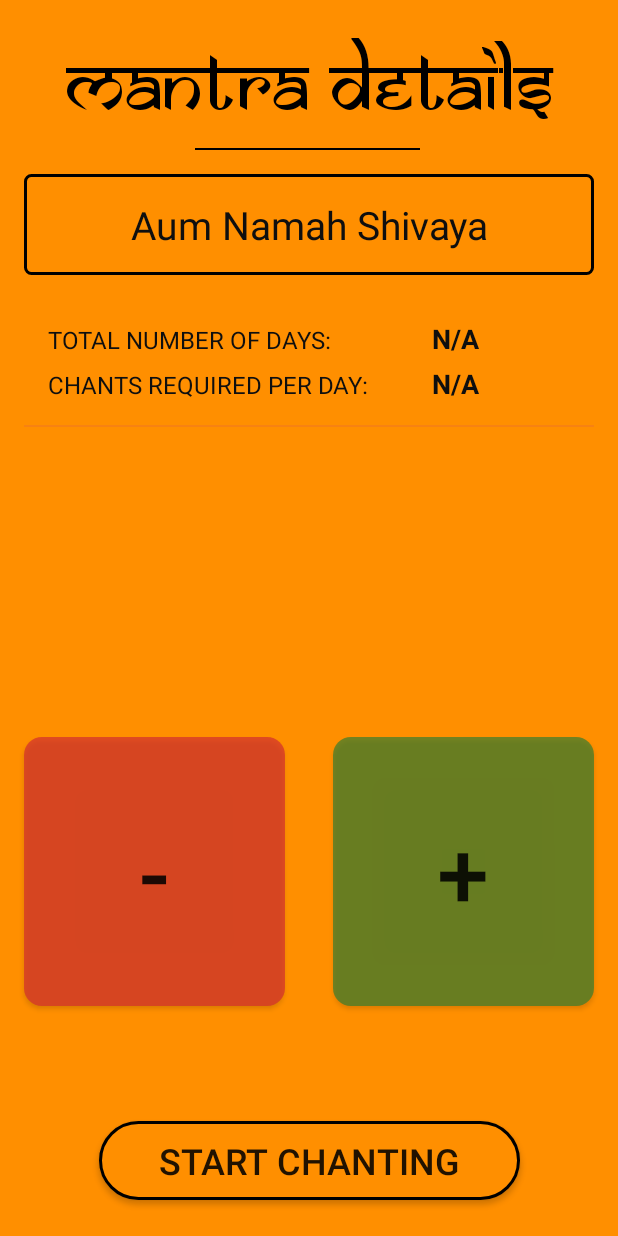
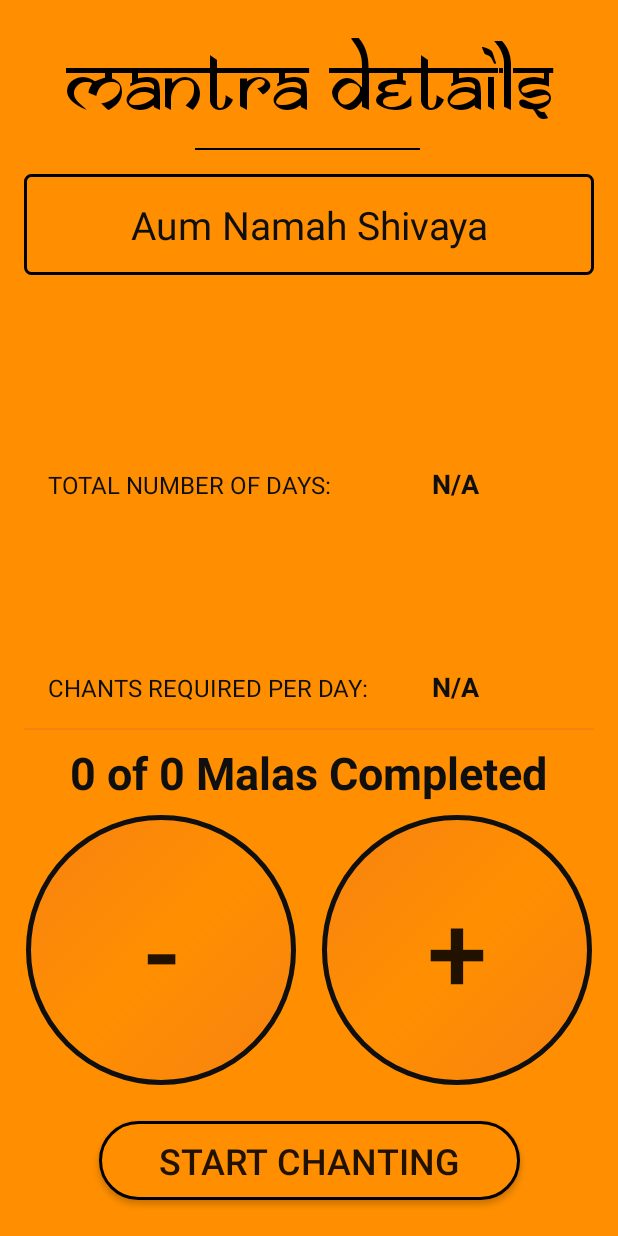
Before and after one commit to AtriTripathi/Chants-Journal, an Android app: the MantraDetailsActivity screen opened directly, with no data from a screen before it, on a phone screen of 412 x 824 dp. Run offline under Robolectric (Android 15) with nearby library versions, the phone set to English and light mode, and no system bars; our stand-ins replace Room's generated code; libraries missing offline, so code that uses them is left out: com.thekhaeng.pushdownanim; 5 statements that could not run were skipped.

Commit message:
Add action buttons

```diff
--- a/app/build.gradle
+++ b/app/build.gradle
@@ -39,4 +39,8 @@ dependencies {
     annotationProcessor "android.arch.lifecycle:compiler:1.1.1"
 
     implementation 'com.android.support:design:28.0.0-rc02'
+
+    implementation( 'com.github.thekhaeng:pushdown-anim-click:1.1.1' ){
+        exclude group: 'com.android.support'
+    }
 }
--- a/app/src/main/java/com/atritripathi/chantsjournal/MainActivity.java
+++ b/app/src/main/java/com/atritripathi/chantsjournal/MainActivity.java
@@ -83,8 +83,8 @@ public class MainActivity extends AppCompatActivity {
                     String startDate = data.getStringExtra("start_date");
                     String endDate = data.getStringExtra("end_date");
                     String notes = data.getStringExtra("notes");
-                    String totalDays = data.getStringExtra("total_days");
-                    String chantsPerDay = data.getStringExtra("chants_per_day");
+                    int totalDays = data.getIntExtra("total_days", 1);
+                    int chantsPerDay = data.getIntExtra("chants_per_day", 1);
 
                     Mantra mantra = new Mantra(mantraName, malasCount, startDate, endDate, notes, totalDays, chantsPerDay);
                     mMantraViewModel.insert(mantra);
--- a/app/src/main/java/com/atritripathi/chantsjournal/Mantra.java
+++ b/app/src/main/java/com/atritripathi/chantsjournal/Mantra.java
@@ -8,7 +8,7 @@ import android.arch.persistence.room.PrimaryKey;
 public class Mantra {
 
     // Constructor
-    public Mantra(String mantraName, String malasCount, String startDate, String endDate, String notes, String totalDays, String chantsPerDay) {
+    public Mantra(String mantraName, String malasCount, String startDate, String endDate, String notes, int totalDays, int chantsPerDay) {
         this.mantraName = mantraName;
         this.malasCount = malasCount;
         this.startDate = startDate;
@@ -40,10 +40,10 @@ public class Mantra {
     private String notes;
 
     @ColumnInfo(name = "total_days")
-    private String totalDays;
+    private int totalDays;
 
     @ColumnInfo(name = "chants_per_day")
-    private String chantsPerDay;
+    private int chantsPerDay;
 
 
     // Getters & Setters
@@ -95,19 +95,19 @@ public class Mantra {
         this.notes = notes;
     }
 
-    public String getTotalDays() {
+    public int getTotalDays() {
         return totalDays;
     }
 
-    public void setTotalDays(String totalDays) {
+    public void setTotalDays(int totalDays) {
         this.totalDays = totalDays;
     }
 
-    public String getChantsPerDay() {
+    public int getChantsPerDay() {
         return chantsPerDay;
     }
 
-    public void setChantsPerDay(String chantsPerDay) {
+    public void setChantsPerDay(int chantsPerDay) {
         this.chantsPerDay = chantsPerDay;
     }
 
--- a/app/src/main/java/com/atritripathi/chantsjournal/MantraDatabase.java
+++ b/app/src/main/java/com/atritripathi/chantsjournal/MantraDatabase.java
@@ -5,7 +5,7 @@ import android.arch.persistence.room.Room;
 import android.arch.persistence.room.RoomDatabase;
 import android.content.Context;
 
-@Database(entities = {Mantra.class}, version = 4, exportSchema = false)
+@Database(entities = {Mantra.class}, version = 5, exportSchema = false)
 public abstract class MantraDatabase extends RoomDatabase {
 
     public abstract MantraDao mantraDao();
--- a/app/src/main/java/com/atritripathi/chantsjournal/MantraDetailsActivity.java
+++ b/app/src/main/java/com/atritripathi/chantsjournal/MantraDetailsActivity.java
@@ -2,10 +2,17 @@ package com.atritripathi.chantsjournal;
 
 import android.os.Bundle;
 import android.support.v7.app.AppCompatActivity;
+import android.view.View;
+import android.widget.Button;
 import android.widget.TextView;
 import android.widget.Toast;
 
+import com.thekhaeng.pushdownanim.PushDownAnim;
+
 public class MantraDetailsActivity extends AppCompatActivity {
+
+    private int malasCompleted = 0;
+    private int chantsPerDayPlaceHolder;
 
     @Override
     protected void onCreate(Bundle savedInstanceState) {
@@ -15,9 +22,12 @@ public class MantraDetailsActivity extends AppCompatActivity {
         final TextView mantraName = findViewById(R.id.tv_mantra_name);
         final TextView totalDays = findViewById(R.id.tv_details_total_days);
         final TextView chantsPerDay = findViewById(R.id.tv_details_chants_per_day);
+        final TextView count = findViewById(R.id.tv_count);
+        final Button addButton = findViewById(R.id.button_add);
+        final Button deleteButton = findViewById(R.id.button_delete);
 
-        final int position = getIntent().getIntExtra("mantra_position",1);
-        Toast.makeText(MantraDetailsActivity.this,String.valueOf(position),Toast.LENGTH_SHORT).show();
+        final int position = getIntent().getIntExtra("mantra_position", 1);
+        Toast.makeText(MantraDetailsActivity.this, String.valueOf(position), Toast.LENGTH_SHORT).show();
 
 
         new Thread(new Runnable() {
@@ -25,10 +35,35 @@ public class MantraDetailsActivity extends AppCompatActivity {
             public void run() {
                 Mantra mantra = MantraDatabase.getDatabase(MantraDetailsActivity.this).mantraDao().getMantra(position);
                 mantraName.setText(mantra.getMantraName());
-                totalDays.setText(mantra.getTotalDays());
-                chantsPerDay.setText(mantra.getChantsPerDay());
-
+                totalDays.setText(mantra.getTotalDays() + " Days");
+                chantsPerDay.setText(mantra.getChantsPerDay() + " Malas");
+                chantsPerDayPlaceHolder = mantra.getChantsPerDay();
+                count.setText(malasCompleted + " of "+ chantsPerDayPlaceHolder + " Malas Completed");
             }
         }).start();
+
+        PushDownAnim.setPushDownAnimTo( addButton, deleteButton);
+
+        addButton.setOnClickListener(new View.OnClickListener() {
+            @Override
+            public void onClick(View v) {
+                if (malasCompleted < chantsPerDayPlaceHolder) {
+                    malasCompleted++;
+                }
+                count.setText(malasCompleted + " of "+ chantsPerDayPlaceHolder + " Malas Completed");
+            }
+        });
+
+
+        deleteButton.setOnClickListener(new View.OnClickListener() {
+            @Override
+            public void onClick(View v) {
+                if (malasCompleted > 0) {
+                    malasCompleted--;
+                }
+                count.setText(malasCompleted + " of "+ chantsPerDayPlaceHolder + " Malas Completed");
+            }
+        });
+
     }
 }
--- a/app/src/main/java/com/atritripathi/chantsjournal/NewMantraActivity.java
+++ b/app/src/main/java/com/atritripathi/chantsjournal/NewMantraActivity.java
@@ -32,6 +32,8 @@ public class NewMantraActivity extends AppCompatActivity {
     private TextInputEditText startDatePlaceHolder;
     private TextInputEditText endDatePlaceHolder;
     private TextInputEditText malasPlaceHolder;
+    private int malasPerDayPlaceHolder;
+    private int totalDaysPlaceHolder;
 
     private final Calendar mCalendar = Calendar.getInstance();
 
@@ -72,8 +74,8 @@ public class NewMantraActivity extends AppCompatActivity {
                     intent.putExtra("start_date", startDateEditText.getEditableText().toString().trim());
                     intent.putExtra("end_date", endDateEditText.getEditableText().toString().trim());
                     intent.putExtra("notes", notesEditText.getEditableText().toString().trim());
-                    intent.putExtra("total_days", totalDays.getText().toString().trim());
-                    intent.putExtra("chants_per_day", chantsPerDay.getText().toString().trim());
+                    intent.putExtra("total_days", totalDaysPlaceHolder);
+                    intent.putExtra("chants_per_day", malasPerDayPlaceHolder);
                     setResult(RESULT_OK, intent);
                     finish();
                 }
@@ -137,13 +139,16 @@ public class NewMantraActivity extends AppCompatActivity {
         if (!endDate.equals("") && !startDate.equals("") && !malasCount.equals("")) {
 
             double daysCount = getDaysDiff(startDatePlaceHolder, endDatePlaceHolder);
-            String daysDiff = (int) daysCount + " Days";
+            totalDaysPlaceHolder = (int) daysCount;
+            String daysDiff = totalDaysPlaceHolder + " Days";
 
             TextView totalDays = findViewById(R.id.tv_total_days);
             totalDays.setText(daysDiff);
 
             double malas = Integer.parseInt(malasCount);
-            String malasPerDay = (int) Math.ceil(malas / daysCount) + " Malas";
+            malasPerDayPlaceHolder = (int) Math.ceil(malas / daysCount);
+            String malasPerDay = malasPerDayPlaceHolder + " Malas";
+
 
             TextView chantsPerDay = findViewById(R.id.tv_chants_per_day);
             chantsPerDay.setText(malasPerDay);
--- a/app/src/main/res/drawable/button_add_mala.xml
+++ b/app/src/main/res/drawable/button_add_mala.xml
@@ -1,11 +1,26 @@
 <?xml version="1.0" encoding="utf-8"?>
-<shape xmlns:android="http://schemas.android.com/apk/res/android"
-    android:shape="rectangle" >
+<ripple xmlns:android="http://schemas.android.com/apk/res/android"
+    android:color="@color/button_orange">
+    <item android:id="@android:id/mask">
+        <shape android:shape="oval">
+            <solid android:color="@color/et_black" />
+            <corners android:radius="30dp" />
+        </shape>
+    </item>
 
-    <solid
-        android:color="@color/secondaryColor" />
+    <item android:id="@android:id/background">
+        <shape android:shape="oval">
 
-    <corners
-        android:radius="12dp"/>
+            <stroke
+                android:width="3dp"
+                android:color="@color/et_black" />
 
-</shape>
+            <gradient
+                android:angle="135"
+                android:endColor="@color/aplha_orange"
+                android:startColor="@color/aplha_orange"
+                android:centerColor="@color/primaryDarkColor"
+                android:type="linear" />
+        </shape>
+    </item>
+</ripple>
--- a/app/src/main/res/drawable/button_delete_mala.xml
+++ b/app/src/main/res/drawable/button_delete_mala.xml
@@ -1,11 +1,29 @@
 <?xml version="1.0" encoding="utf-8"?>
-<shape xmlns:android="http://schemas.android.com/apk/res/android"
-    android:shape="rectangle" >
+<ripple xmlns:android="http://schemas.android.com/apk/res/android"
+    android:color="@color/button_orange">
+    <item android:id="@android:id/mask">
+        <shape android:shape="oval">
+            <solid android:color="@color/et_black" />
+            <corners android:radius="30dp" />
+        </shape>
+    </item>
 
-    <solid
-        android:color="@color/alpha_red" />
+    <item android:id="@android:id/background">
+        <shape xmlns:android="http://schemas.android.com/apk/res/android"
+            android:shape="oval">
 
-    <corners
-        android:radius="12dp"/>
+            <stroke
+                android:width="3dp"
+                android:color="@color/et_black" />
 
-</shape>
+            <gradient
+                android:angle="135"
+                android:endColor="@color/aplha_orange"
+                android:startColor="@color/aplha_orange"
+                android:centerColor="@color/primaryDarkColor"
+                android:type="linear" />
+
+        </shape>
+    </item>
+
+</ripple>
--- a/app/src/main/res/layout/activity_mantra_details.xml
+++ b/app/src/main/res/layout/activity_mantra_details.xml
@@ -45,7 +45,7 @@
         android:id="@+id/tv_mantra_name"
         android:layout_width="0dp"
         android:layout_height="wrap_content"
-        android:layout_marginBottom="16dp"
+        android:layout_marginBottom="8dp"
         android:layout_marginEnd="16dp"
         android:layout_marginLeft="16dp"
         android:layout_marginRight="16dp"
@@ -63,7 +63,8 @@
         app:layout_constraintEnd_toEndOf="parent"
         app:layout_constraintHorizontal_bias="0.0"
         app:layout_constraintStart_toStartOf="parent"
-        app:layout_constraintTop_toBottomOf="@+id/divider4" />
+        app:layout_constraintTop_toBottomOf="@+id/divider4"
+        app:layout_constraintVertical_chainStyle="spread_inside" />
 
     <TextView
         android:id="@+id/textView7"
@@ -96,7 +97,7 @@
         android:id="@+id/textView8"
         android:layout_width="0dp"
         android:layout_height="wrap_content"
-        android:layout_marginBottom="16dp"
+        android:layout_marginBottom="8dp"
         android:layout_marginEnd="8dp"
         android:layout_marginLeft="16dp"
         android:layout_marginRight="8dp"
@@ -142,7 +143,6 @@
         android:layout_marginLeft="8dp"
         android:layout_marginRight="8dp"
         android:layout_marginStart="8dp"
-        android:layout_marginTop="8dp"
         android:background="@drawable/button_rounded"
         android:paddingBottom="10dp"
         android:paddingLeft="40dp"
@@ -153,55 +153,8 @@
         android:textSize="24sp"
         app:layout_constraintBottom_toBottomOf="parent"
         app:layout_constraintEnd_toEndOf="parent"
-        app:layout_constraintStart_toStartOf="parent"
-        app:layout_constraintTop_toBottomOf="@+id/divider5"
-        app:layout_constraintVertical_bias="1.0" />
+        app:layout_constraintStart_toStartOf="parent" />
 
-    <Button
-        android:id="@+id/button"
-        android:layout_width="0dp"
-        android:layout_height="wrap_content"
-        android:layout_marginBottom="8dp"
-        android:layout_marginEnd="16dp"
-        android:layout_marginLeft="16dp"
-        android:layout_marginRight="16dp"
-        android:layout_marginStart="16dp"
-        android:background="@drawable/button_add_mala"
-        android:clickable="true"
-        android:elevation="8dp"
-        android:foreground="?android:attr/selectableItemBackground"
-        android:padding="48dp"
-        android:text="+"
-        android:textSize="62sp"
-        app:layout_constraintBottom_toTopOf="@+id/save_mantra_button"
-        app:layout_constraintEnd_toEndOf="parent"
-        app:layout_constraintStart_toEndOf="@+id/button2"
-        app:layout_constraintTop_toBottomOf="@+id/divider5"
-        app:layout_constraintVertical_bias="0.75" />
-
-
-    <Button
-        android:id="@+id/button2"
-        android:layout_width="0dp"
-        android:layout_height="wrap_content"
-        android:layout_marginBottom="8dp"
-        android:layout_marginEnd="16dp"
-        android:layout_marginLeft="16dp"
-        android:layout_marginRight="16dp"
-        android:layout_marginStart="16dp"
-        android:background="@drawable/button_delete_mala"
-        android:clickable="true"
-        android:elevation="8dp"
-        android:foreground="?android:attr/selectableItemBackground"
-        android:padding="48dp"
-        android:text=" - "
-        android:textSize="62sp"
-        app:layout_constraintBottom_toTopOf="@+id/save_mantra_button"
-        app:layout_constraintEnd_toStartOf="@+id/button"
-        app:layout_constraintHorizontal_chainStyle="packed"
-        app:layout_constraintStart_toStartOf="parent"
-        app:layout_constraintTop_toBottomOf="@+id/divider5"
-        app:layout_constraintVertical_bias="0.75" />
 
     <TextView
         android:id="@+id/tv_details_total_days"
@@ -244,4 +197,73 @@
         android:orientation="vertical"
         app:layout_constraintGuide_begin="280dp" />
 
+    <Button
+        android:id="@+id/button_add"
+        android:layout_width="180dp"
+        android:layout_height="180dp"
+        android:layout_marginBottom="8dp"
+        android:layout_marginEnd="16dp"
+        android:layout_marginLeft="8dp"
+        android:layout_marginRight="16dp"
+        android:layout_marginStart="8dp"
+        android:layout_marginTop="8dp"
+        android:background="@drawable/button_add_mala"
+        android:clickable="true"
+        android:elevation="8dp"
+        android:padding="8dp"
+        android:text="+"
+        android:textAlignment="center"
+        android:textSize="72sp"
+        app:layout_constraintBottom_toTopOf="@+id/save_mantra_button"
+        app:layout_constraintEnd_toEndOf="parent"
+        app:layout_constraintStart_toEndOf="@+id/button_delete"
+        app:layout_constraintTop_toBottomOf="@+id/divider5"
+        app:layout_constraintVertical_bias="0.75" />
+
+
+    <Button
+        android:id="@+id/button_delete"
+        android:layout_width="180dp"
+        android:layout_height="180dp"
+        android:layout_marginBottom="8dp"
+        android:layout_marginEnd="8dp"
+        android:layout_marginLeft="16dp"
+        android:layout_marginRight="8dp"
+        android:layout_marginStart="16dp"
+        android:layout_marginTop="8dp"
+        android:background="@drawable/button_delete_mala"
+        android:clickable="true"
+        android:elevation="8dp"
+        android:padding="8dp"
+        android:text="-"
+        android:textAlignment="center"
+        android:textSize="72sp"
+        app:layout_constraintBottom_toTopOf="@+id/save_mantra_button"
+        app:layout_constraintEnd_toStartOf="@+id/button_add"
+        app:layout_constraintHorizontal_chainStyle="spread"
+        app:layout_constraintStart_toStartOf="parent"
+        app:layout_constraintTop_toBottomOf="@+id/divider5"
+        app:layout_constraintVertical_bias="0.75" />
+
+    <TextView
+        android:id="@+id/tv_count"
+        android:layout_width="wrap_content"
+        android:layout_height="wrap_content"
+        android:layout_marginBottom="8dp"
+        android:layout_marginEnd="8dp"
+        android:layout_marginLeft="8dp"
+        android:layout_marginRight="8dp"
+        android:layout_marginStart="8dp"
+        android:layout_marginTop="8dp"
+        android:text="N/A"
+        android:textAlignment="center"
+        android:textColor="@color/et_black"
+        android:textSize="30sp"
+        android:textStyle="bold"
+        app:layout_constraintBottom_toTopOf="@+id/button_delete"
+        app:layout_constraintEnd_toEndOf="parent"
+        app:layout_constraintHorizontal_bias="0.498"
+        app:layout_constraintStart_toStartOf="parent"
+        app:layout_constraintTop_toBottomOf="@+id/divider5" />
+
 </android.support.constraint.ConstraintLayout>
--- a/app/src/main/res/values/colors.xml
+++ b/app/src/main/res/values/colors.xml
@@ -14,5 +14,6 @@
     <color name="colorAccent">#000000</color>
     <color name="et_black">#0f0f0f</color>
     <color name="aplha_orange">#C8F57F17</color>
+    <color name="button_orange">#c8ef6c00</color>
     <color name="alpha_red">#b4d32f2f</color>
 </resources>
```
